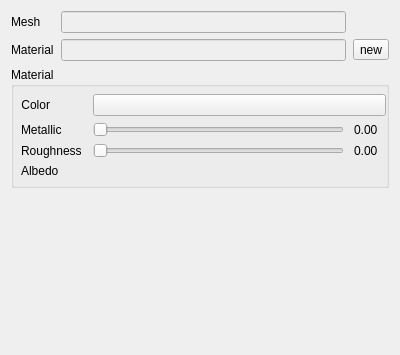
frame-r/RenderMaster, file src/editor/propertieswidgets/modelpropertywidget.ui: the form before one commit.
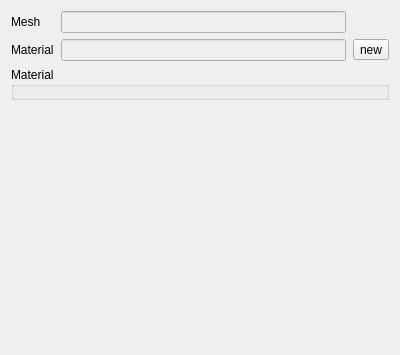
The form after the commit. Custom widgets are drawn as their Qt base class.

Commit message: New generic material system. Normal maps implemented

```diff
--- a/src/editor/propertieswidgets/modelpropertywidget.ui
+++ b/src/editor/propertieswidgets/modelpropertywidget.ui
@@ -79,137 +79,43 @@
      <property name="title">
       <string>Material</string>
      </property>
-     <layout class="QFormLayout" name="formLayout">
-      <property name="horizontalSpacing">
-       <number>11</number>
+     <layout class="QVBoxLayout" name="verticalLayout_2">
+      <property name="spacing">
+       <number>0</number>
       </property>
       <property name="leftMargin">
-       <number>7</number>
+       <number>0</number>
       </property>
       <property name="topMargin">
-       <number>7</number>
+       <number>0</number>
       </property>
       <property name="rightMargin">
        <number>0</number>
       </property>
       <property name="bottomMargin">
-       <number>7</number>
+       <number>0</number>
       </property>
-      <item row="0" column="0">
-       <widget class="QLabel" name="color_l">
-        <property name="text">
-         <string>Color</string>
-        </property>
-        <property name="alignment">
-         <set>Qt::AlignRight|Qt::AlignTrailing|Qt::AlignVCenter</set>
-        </property>
-       </widget>
-      </item>
-      <item row="0" column="1">
-       <widget class="ColorWidget" name="color_w">
-        <property name="autoFillBackground">
-         <bool>true</bool>
-        </property>
-        <property name="text">
-         <string/>
-        </property>
-       </widget>
-      </item>
-      <item row="1" column="0">
-       <widget class="QLabel" name="metallic_l">
-        <property name="enabled">
-         <bool>true</bool>
-        </property>
-        <property name="text">
-         <string>Metallic</string>
-        </property>
-       </widget>
-      </item>
-      <item row="1" column="1">
-       <layout class="QHBoxLayout" name="param">
-        <property name="spacing">
+      <item>
+       <layout class="QFormLayout" name="material_lt">
+        <property name="horizontalSpacing">
          <number>10</number>
         </property>
-        <property name="leftMargin">
-         <number>0</number>
+        <property name="verticalSpacing">
+         <number>6</number>
         </property>
-        <property name="rightMargin">
-         <number>8</number>
-        </property>
-        <item>
-         <widget class="QSlider" name="metallic_sl">
-          <property name="enabled">
-           <bool>true</bool>
-          </property>
-          <property name="orientation">
-           <enum>Qt::Horizontal</enum>
-          </property>
-         </widget>
-        </item>
-        <item>
-         <widget class="QLabel" name="metallic_num_l">
-          <property name="enabled">
-           <bool>true</bool>
-          </property>
-          <property name="text">
-           <string>0.00</string>
-          </property>
-         </widget>
-        </item>
-       </layout>
-      </item>
-      <item row="2" column="0">
-       <widget class="QLabel" name="roughness_l">
-        <property name="enabled">
-         <bool>true</bool>
-        </property>
-        <property name="text">
-         <string>Roughness</string>
-        </property>
-       </widget>
-      </item>
-      <item row="2" column="1">
-       <layout class="QHBoxLayout" name="param_2">
-        <property name="spacing">
-         <number>10</number>
-        </property>
         <property name="leftMargin">
-         <number>0</number>
+         <number>5</number>
         </property>
+        <property name="topMargin">
+         <number>5</number>
+        </property>
         <property name="rightMargin">
-         <number>8</number>
+         <number>5</number>
         </property>
-        <item>
-         <widget class="QSlider" name="roughness_sl">
-          <property name="enabled">
-           <bool>true</bool>
-          </property>
-          <property name="orientation">
-           <enum>Qt::Horizontal</enum>
-          </property>
-         </widget>
-        </item>
-        <item>
-         <widget class="QLabel" name="roughness_num_l">
-          <property name="enabled">
-           <bool>true</bool>
-          </property>
-          <property name="text">
-           <string>0.00</string>
-          </property>
-         </widget>
-        </item>
-       </layout>
-      </item>
-      <item row="3" column="0">
-       <widget class="QLabel" name="label_3">
-        <property name="text">
-         <string>Albedo</string>
+        <property name="bottomMargin">
+         <number>5</number>
         </property>
-       </widget>
-      </item>
-      <item row="3" column="1">
-       <widget class="TextureLineEdit" name="albedo_tw" native="true"/>
+       </layout>
       </item>
      </layout>
     </widget>
@@ -230,22 +136,11 @@
   </layout>
  </widget>
  <customwidgets>
-  <customwidget>
-   <class>ColorWidget</class>
-   <extends>QPushButton</extends>
-   <header location="global">../../src/editor/colorwidget.h</header>
-  </customwidget>
   <customwidget>
    <class>MyLineEdit</class>
    <extends>QLineEdit</extends>
    <header>../../src/editor/mylineedit.h</header>
   </customwidget>
-  <customwidget>
-   <class>TextureLineEdit</class>
-   <extends>QWidget</extends>
-   <header location="global">../../src/editor/texturelineedit.h</header>
-   <container>1</container>
-  </customwidget>
  </customwidgets>
  <resources/>
  <connections/>
```
The commit also changes 48 other files.
